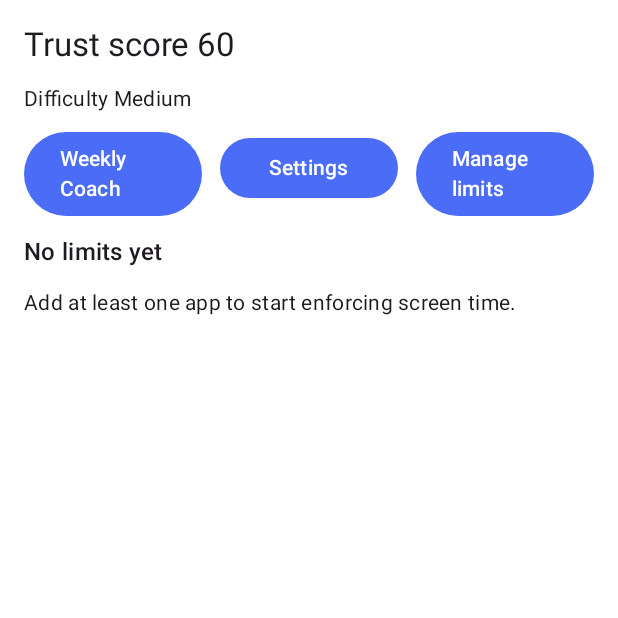
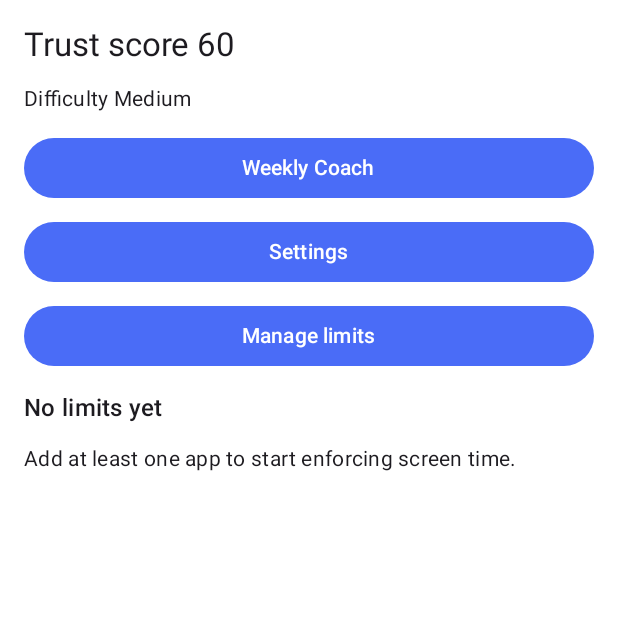
Before and after one commit to balci7968260841692/Screenwise-trial2, an Android app built with Jetpack Compose: the HomeScreen screen opened through its navigation route, on a phone screen of 412 x 824 dp, the top half of it. Run offline under Robolectric (Android 15) with nearby library versions, the phone set to English and light mode, and no system bars; our stand-ins replace Dagger/Hilt's generated code, Room's generated code; libraries missing offline, so code that uses them is left out: io.github.jan.supabase.

Commit message:
Refine UI flows for successful assembleDebug

```diff
--- a/app/src/main/java/com/example/screentimemanager/ui/screens/home/HomeScreen.kt
+++ b/app/src/main/java/com/example/screentimemanager/ui/screens/home/HomeScreen.kt
@@ -3,11 +3,9 @@ package com.example.screentimemanager.ui.screens.home
 import androidx.compose.foundation.layout.Arrangement
 import androidx.compose.foundation.layout.Column
 import androidx.compose.foundation.layout.PaddingValues
-import androidx.compose.foundation.layout.Row
 import androidx.compose.foundation.layout.fillMaxSize
 import androidx.compose.foundation.layout.fillMaxWidth
 import androidx.compose.foundation.layout.padding
-import androidx.compose.foundation.layout.weight
 import androidx.compose.foundation.lazy.LazyColumn
 import androidx.compose.foundation.lazy.items
 import androidx.compose.material3.Button
@@ -35,55 +33,66 @@ fun HomeScreen(
     onManageLimits: () -> Unit
 ) {
     val selectedLimit = remember { mutableStateOf<LimitUsageUi?>(null) }
-    Column(
+    LazyColumn(
         modifier = Modifier
             .fillMaxSize()
             .padding(padding)
             .padding(16.dp),
         verticalArrangement = Arrangement.spacedBy(12.dp)
     ) {
+        item {
             Text(
                 text = stringResource(R.string.trust_score_label, state.trustScore),
                 style = MaterialTheme.typography.titleLarge
             )
+        }
+        item {
             Text(
                 text = stringResource(R.string.difficulty_label, state.difficulty.name),
                 style = MaterialTheme.typography.bodyMedium
             )
-        Row(
-            modifier = Modifier.fillMaxWidth(),
-            horizontalArrangement = Arrangement.spacedBy(12.dp)
-        ) {
-            Button(onClick = onOpenCoach, modifier = Modifier.weight(1f)) {
+        }
+        item {
+            Column(verticalArrangement = Arrangement.spacedBy(8.dp)) {
+                Button(onClick = onOpenCoach, modifier = Modifier.fillMaxWidth()) {
                     Text(stringResource(id = R.string.label_weekly_coach))
                 }
-            Button(onClick = onOpenSettings, modifier = Modifier.weight(1f)) {
+                Button(onClick = onOpenSettings, modifier = Modifier.fillMaxWidth()) {
                     Text(stringResource(id = R.string.label_settings))
                 }
-            Button(onClick = onManageLimits, modifier = Modifier.weight(1f)) {
+                Button(onClick = onManageLimits, modifier = Modifier.fillMaxWidth()) {
                     Text(stringResource(id = R.string.home_manage_limits))
                 }
             }
+        }
         if (state.limitStatuses.isEmpty()) {
-            Text(stringResource(R.string.home_no_limits_title), style = MaterialTheme.typography.titleMedium)
-            Text(stringResource(R.string.home_no_limits_body), style = MaterialTheme.typography.bodyMedium)
+            item {
+                Text(
+                    stringResource(R.string.home_no_limits_title),
+                    style = MaterialTheme.typography.titleMedium
+                )
+            }
+            item {
+                Text(
+                    stringResource(R.string.home_no_limits_body),
+                    style = MaterialTheme.typography.bodyMedium
+                )
+            }
         } else {
+            item {
                 Text(
                     text = stringResource(id = R.string.home_limits_title),
                     style = MaterialTheme.typography.titleMedium
                 )
-            LazyColumn(
-                modifier = Modifier.weight(1f, fill = true),
-                verticalArrangement = Arrangement.spacedBy(8.dp)
-            ) {
+            }
             items(state.limitStatuses) { limitStatus ->
                 LimitCard(limitStatus = limitStatus, onRequestOverride = {
                     selectedLimit.value = limitStatus
                 })
             }
         }
-        }
         if (state.recentOverrides.isNotEmpty()) {
+            item {
                 val latest = state.recentOverrides.first()
                 Text(
                     text = stringResource(
@@ -93,6 +102,7 @@ fun HomeScreen(
                     ),
                     style = MaterialTheme.typography.bodySmall
                 )
+            }
         }
     }
     val limitForDialog = selectedLimit.value
--- a/app/src/main/java/com/example/screentimemanager/ui/screens/onboarding/OnboardingScreen.kt
+++ b/app/src/main/java/com/example/screentimemanager/ui/screens/onboarding/OnboardingScreen.kt
@@ -2,11 +2,9 @@ package com.example.screentimemanager.ui.screens.onboarding
 
 import androidx.compose.foundation.layout.Arrangement
 import androidx.compose.foundation.layout.Column
-import androidx.compose.foundation.layout.Row
 import androidx.compose.foundation.layout.fillMaxSize
 import androidx.compose.foundation.layout.fillMaxWidth
 import androidx.compose.foundation.layout.padding
-import androidx.compose.foundation.layout.weight
 import androidx.compose.foundation.lazy.LazyColumn
 import androidx.compose.foundation.lazy.items
 import androidx.compose.material3.Button
@@ -35,20 +33,27 @@ fun OnboardingScreen(onFinished: () -> Unit, viewModel: OnboardingViewModel = hi
     val graceInput = rememberSaveable { mutableStateOf("60") }
     val error = remember { mutableStateOf<String?>(null) }
 
-    Column(
+    val invalidInputError = stringResource(R.string.onboarding_error_invalid)
+
+    LazyColumn(
         modifier = Modifier
             .fillMaxSize()
             .padding(24.dp),
         verticalArrangement = Arrangement.spacedBy(16.dp)
     ) {
+        item {
             Text(
                 text = stringResource(R.string.onboarding_intro_title),
                 style = MaterialTheme.typography.titleLarge
             )
+        }
+        item {
             Text(
                 text = stringResource(R.string.onboarding_intro_body),
                 style = MaterialTheme.typography.bodyMedium
             )
+        }
+        item {
             OutlinedTextField(
                 value = packageInput.value,
                 onValueChange = {
@@ -58,7 +63,9 @@ fun OnboardingScreen(onFinished: () -> Unit, viewModel: OnboardingViewModel = hi
                 modifier = Modifier.fillMaxWidth(),
                 label = { Text(stringResource(R.string.onboarding_package_label)) }
             )
-        Row(horizontalArrangement = Arrangement.spacedBy(12.dp)) {
+        }
+        item {
+            Column(verticalArrangement = Arrangement.spacedBy(12.dp)) {
                 OutlinedTextField(
                     value = minutesInput.value,
                     onValueChange = {
@@ -66,7 +73,7 @@ fun OnboardingScreen(onFinished: () -> Unit, viewModel: OnboardingViewModel = hi
                         error.value = null
                     },
                     label = { Text(stringResource(R.string.onboarding_minutes_label)) },
-                modifier = Modifier.weight(1f)
+                    modifier = Modifier.fillMaxWidth()
                 )
                 OutlinedTextField(
                     value = graceInput.value,
@@ -75,19 +82,23 @@ fun OnboardingScreen(onFinished: () -> Unit, viewModel: OnboardingViewModel = hi
                         error.value = null
                     },
                     label = { Text(stringResource(R.string.onboarding_grace_label)) },
-                modifier = Modifier.weight(1f)
+                    modifier = Modifier.fillMaxWidth()
                 )
             }
+        }
         if (error.value != null) {
+            item {
                 Text(error.value!!, color = MaterialTheme.colorScheme.error)
             }
+        }
+        item {
             Button(
                 onClick = {
                     val minutes = minutesInput.value.toIntOrNull()
                     val grace = graceInput.value.toIntOrNull()
                     val pkg = packageInput.value.trim()
                     if (pkg.isEmpty() || minutes == null || grace == null) {
-                    error.value = stringResource(R.string.onboarding_error_invalid)
+                        error.value = invalidInputError
                     } else {
                         viewModel.addLimit(pkg, minutes, grace)
                         packageInput.value = ""
@@ -99,10 +110,7 @@ fun OnboardingScreen(onFinished: () -> Unit, viewModel: OnboardingViewModel = hi
             ) {
                 Text(stringResource(R.string.onboarding_add_limit))
             }
-        LazyColumn(
-            modifier = Modifier.weight(1f, fill = true),
-            verticalArrangement = Arrangement.spacedBy(8.dp)
-        ) {
+        }
         items(limits) { limit ->
             Card(modifier = Modifier.fillMaxWidth()) {
                 Column(modifier = Modifier.padding(16.dp)) {
@@ -115,9 +123,10 @@ fun OnboardingScreen(onFinished: () -> Unit, viewModel: OnboardingViewModel = hi
                 }
             }
         }
-        }
+        item {
             Button(onClick = onFinished, enabled = limits.isNotEmpty()) {
                 Text(stringResource(R.string.label_onboarding_finish))
             }
         }
     }
+}
--- a/app/src/main/java/com/example/screentimemanager/ui/screens/shield/OverrideDialog.kt
+++ b/app/src/main/java/com/example/screentimemanager/ui/screens/shield/OverrideDialog.kt
@@ -27,6 +27,7 @@ fun OverrideDialog(
     val reason = remember { mutableStateOf(defaultReason) }
     val minutes = remember { mutableStateOf(defaultMinutes.toString()) }
     val error = remember { mutableStateOf<String?>(null) }
+    val minutesError = stringResource(R.string.override_dialog_error_minutes)
     AlertDialog(
         onDismissRequest = onDismiss,
         title = { Text(stringResource(R.string.override_dialog_title_format, appName)) },
@@ -63,7 +64,7 @@ fun OverrideDialog(
                 onClick = {
                     val minutesValue = minutes.value.toIntOrNull()
                     if (minutesValue == null || minutesValue <= 0) {
-                        error.value = stringResource(R.string.override_dialog_error_minutes)
+                        error.value = minutesError
                         return@Button
                     }
                     onSubmit(reason.value, minutesValue)
--- a/app/src/main/java/com/example/screentimemanager/ui/screens/shield/ShieldActivity.kt
+++ b/app/src/main/java/com/example/screentimemanager/ui/screens/shield/ShieldActivity.kt
@@ -46,6 +46,7 @@ class ShieldActivity : ComponentActivity() {
                         finish()
                     }
                 }
+                val showOverride = remember { mutableStateOf(false) }
                 Column(
                     modifier = Modifier
                         .fillMaxSize()
@@ -60,10 +61,9 @@ class ShieldActivity : ComponentActivity() {
                             state.limitMinutes
                         )
                     )
-                    if (state.errorMessage != null) {
-                        Text(state.errorMessage, color = MaterialTheme.colorScheme.error)
+                    state.errorMessage?.let { message ->
+                        Text(message, color = MaterialTheme.colorScheme.error)
                     }
-                    val showOverride = remember { mutableStateOf(false) }
                     Button(onClick = { showOverride.value = true }, enabled = state.limit != null) {
                         Text(stringResource(R.string.shield_request_button))
                     }
```
Lines whose indentation alone changed are shown as unchanged.
